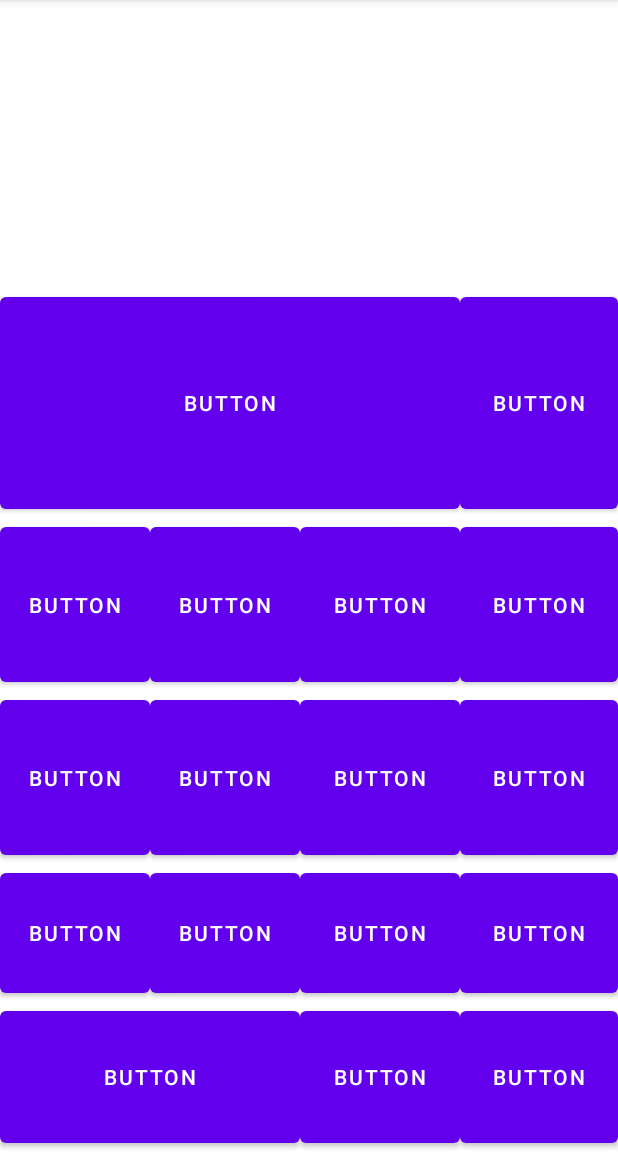
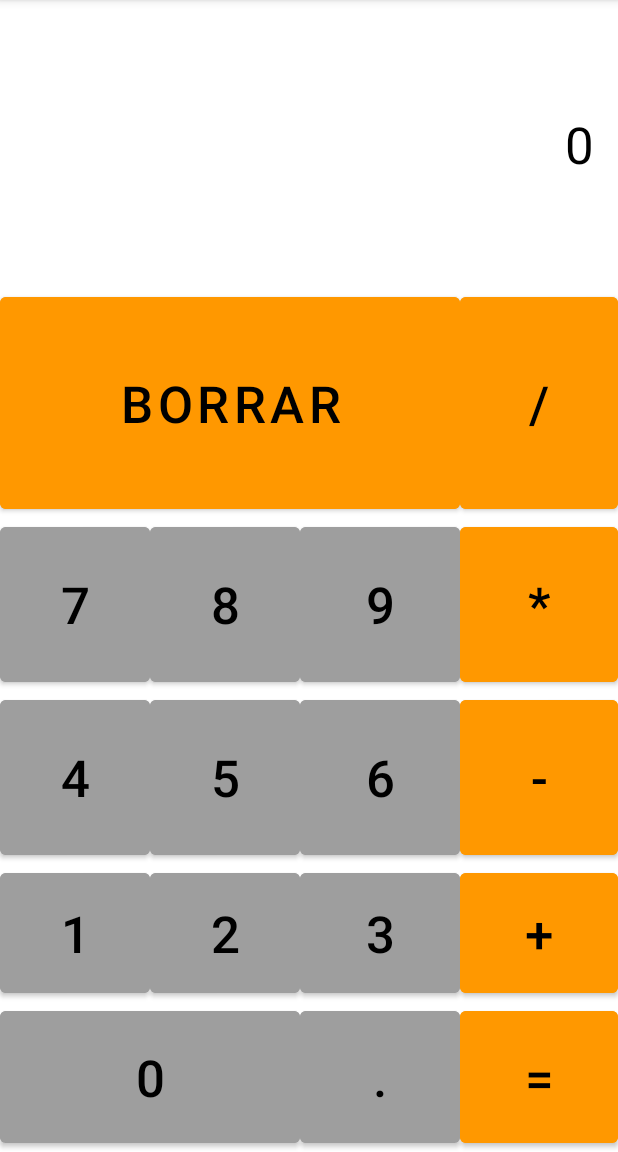
Before and after one commit to Seplarui/MiCalculadora, an Android app: the screen it shows after launch (MainActivity), on a phone screen of 412 x 824 dp, the part 84-1236 px from its top. Run offline under Robolectric (Android 15) with nearby library versions, the phone set to English and light mode, and no system bars.

Commit message:
colours buttons

```diff
--- a/app/src/main/res/layout/activity_main.xml
+++ b/app/src/main/res/layout/activity_main.xml
@@ -75,7 +75,10 @@
         android:id="@+id/button11"
         android:layout_width="0dp"
         android:layout_height="0dp"
-        android:text="Button"
+        android:backgroundTint="#9E9E9E"
+        android:text="5"
+        android:textColor="#000000"
+        android:textSize="34sp"
         app:layout_constraintBottom_toTopOf="@+id/guideline9"
         app:layout_constraintEnd_toStartOf="@+id/guideline3"
         app:layout_constraintStart_toStartOf="@+id/guideline2"
@@ -85,7 +88,10 @@
         android:id="@+id/button12"
         android:layout_width="0dp"
         android:layout_height="0dp"
-        android:text="Button"
+        android:backgroundTint="#9E9E9E"
+        android:text="6"
+        android:textColor="#000000"
+        android:textSize="34sp"
         app:layout_constraintBottom_toTopOf="@+id/guideline9"
         app:layout_constraintEnd_toStartOf="@+id/guideline4"
         app:layout_constraintStart_toStartOf="@+id/guideline3"
@@ -95,7 +101,10 @@
         android:id="@+id/button13"
         android:layout_width="0dp"
         android:layout_height="0dp"
-        android:text="Button"
+        android:backgroundTint="#FF9800"
+        android:text="-"
+        android:textColor="#000000"
+        android:textSize="34sp"
         app:layout_constraintBottom_toTopOf="@+id/guideline9"
         app:layout_constraintEnd_toEndOf="parent"
         app:layout_constraintStart_toStartOf="@+id/guideline4"
@@ -105,7 +114,10 @@
         android:id="@+id/button14"
         android:layout_width="0dp"
         android:layout_height="0dp"
-        android:text="Button"
+        android:backgroundTint="#9E9E9E"
+        android:text="1"
+        android:textColor="#000000"
+        android:textSize="34sp"
         app:layout_constraintBottom_toTopOf="@+id/guideline10"
         app:layout_constraintEnd_toStartOf="@+id/guideline2"
         app:layout_constraintStart_toStartOf="parent"
@@ -115,7 +127,10 @@
         android:id="@+id/button15"
         android:layout_width="0dp"
         android:layout_height="0dp"
-        android:text="Button"
+        android:backgroundTint="#9E9E9E"
+        android:text="2"
+        android:textColor="#000000"
+        android:textSize="34sp"
         app:layout_constraintBottom_toTopOf="@+id/guideline10"
         app:layout_constraintEnd_toStartOf="@+id/guideline3"
         app:layout_constraintStart_toStartOf="@+id/guideline2"
@@ -125,7 +140,10 @@
         android:id="@+id/button16"
         android:layout_width="0dp"
         android:layout_height="0dp"
-        android:text="Button"
+        android:backgroundTint="#9E9E9E"
+        android:text="3"
+        android:textColor="#000000"
+        android:textSize="34sp"
         app:layout_constraintBottom_toTopOf="@+id/guideline10"
         app:layout_constraintEnd_toStartOf="@+id/guideline4"
         app:layout_constraintStart_toStartOf="@+id/guideline3"
@@ -135,7 +153,10 @@
         android:id="@+id/button17"
         android:layout_width="0dp"
         android:layout_height="0dp"
-        android:text="Button"
+        android:backgroundTint="#FF9800"
+        android:text="+"
+        android:textColor="#000000"
+        android:textSize="34sp"
         app:layout_constraintBottom_toTopOf="@+id/guideline10"
         app:layout_constraintEnd_toEndOf="parent"
         app:layout_constraintStart_toStartOf="@+id/guideline4"
@@ -145,7 +166,10 @@
         android:id="@+id/button18"
         android:layout_width="0dp"
         android:layout_height="0dp"
-        android:text="Button"
+        android:backgroundTint="#9E9E9E"
+        android:text="0"
+        android:textColor="#000000"
+        android:textSize="34sp"
         app:layout_constraintBottom_toBottomOf="parent"
         app:layout_constraintEnd_toStartOf="@+id/guideline3"
         app:layout_constraintStart_toStartOf="parent"
@@ -155,7 +179,10 @@
         android:id="@+id/button23"
         android:layout_width="0dp"
         android:layout_height="0dp"
-        android:text="Button"
+        android:backgroundTint="#FF9800"
+        android:text="BORRAR"
+        android:textColor="#000000"
+        android:textSize="34sp"
         app:layout_constraintBottom_toTopOf="@+id/guideline7"
         app:layout_constraintEnd_toStartOf="@+id/guideline4"
         app:layout_constraintStart_toStartOf="parent"
@@ -165,7 +192,10 @@
         android:id="@+id/button24"
         android:layout_width="0dp"
         android:layout_height="0dp"
-        android:text="Button"
+        android:backgroundTint="#FF9800"
+        android:text="/"
+        android:textColor="#000000"
+        android:textSize="34sp"
         app:layout_constraintBottom_toTopOf="@+id/guideline7"
         app:layout_constraintEnd_toEndOf="parent"
         app:layout_constraintStart_toStartOf="@+id/guideline4"
@@ -175,17 +205,23 @@
         android:id="@+id/button25"
         android:layout_width="0dp"
         android:layout_height="0dp"
-        android:text="Button"
+        android:text="7"
+        android:textColor="#000000"
+        android:textSize="34sp"
         app:layout_constraintBottom_toTopOf="@+id/guideline8"
         app:layout_constraintEnd_toStartOf="@+id/guideline2"
         app:layout_constraintStart_toStartOf="parent"
-        app:layout_constraintTop_toTopOf="@+id/guideline7" />
+        app:layout_constraintTop_toTopOf="@+id/guideline7"
+        android:backgroundTint="#9E9E9E" />
 
     <Button
         android:id="@+id/button26"
         android:layout_width="0dp"
         android:layout_height="0dp"
-        android:text="Button"
+        android:backgroundTint="#9E9E9E"
+        android:text="8"
+        android:textColor="#000000"
+        android:textSize="34sp"
         app:layout_constraintBottom_toTopOf="@+id/guideline8"
         app:layout_constraintEnd_toStartOf="@+id/guideline3"
         app:layout_constraintStart_toStartOf="@+id/guideline2"
@@ -195,7 +231,10 @@
         android:id="@+id/button27"
         android:layout_width="0dp"
         android:layout_height="0dp"
-        android:text="Button"
+        android:backgroundTint="#9E9E9E"
+        android:text="9"
+        android:textColor="#000000"
+        android:textSize="34sp"
         app:layout_constraintBottom_toTopOf="@+id/guideline8"
         app:layout_constraintEnd_toStartOf="@+id/guideline4"
         app:layout_constraintStart_toStartOf="@+id/guideline3"
@@ -205,7 +244,10 @@
         android:id="@+id/button28"
         android:layout_width="0dp"
         android:layout_height="0dp"
-        android:text="Button"
+        android:backgroundTint="#FF9800"
+        android:text="*"
+        android:textColor="#000000"
+        android:textSize="34sp"
         app:layout_constraintBottom_toTopOf="@+id/guideline8"
         app:layout_constraintEnd_toStartOf="@+id/button9"
         app:layout_constraintStart_toStartOf="@+id/guideline4"
@@ -215,7 +257,10 @@
         android:id="@+id/button29"
         android:layout_width="0dp"
         android:layout_height="0dp"
-        android:text="Button"
+        android:backgroundTint="#9E9E9E"
+        android:text="4"
+        android:textColor="#000000"
+        android:textSize="34sp"
         app:layout_constraintBottom_toTopOf="@+id/guideline9"
         app:layout_constraintEnd_toStartOf="@+id/guideline2"
         app:layout_constraintStart_toStartOf="parent"
@@ -225,7 +270,10 @@
         android:id="@+id/button30"
         android:layout_width="0dp"
         android:layout_height="0dp"
-        android:text="Button"
+        android:backgroundTint="#9E9E9E"
+        android:text="."
+        android:textColor="#000000"
+        android:textSize="34sp"
         app:layout_constraintBottom_toBottomOf="parent"
         app:layout_constraintEnd_toStartOf="@+id/guideline4"
         app:layout_constraintHorizontal_bias="0.446"
@@ -236,10 +284,29 @@
         android:id="@+id/button31"
         android:layout_width="0dp"
         android:layout_height="0dp"
-        android:text="Button"
+        android:backgroundTint="#FF9800"
+        android:text="="
+        android:textColor="#000000"
+        android:textSize="34sp"
         app:layout_constraintBottom_toBottomOf="parent"
         app:layout_constraintEnd_toEndOf="parent"
         app:layout_constraintStart_toStartOf="@+id/guideline4"
         app:layout_constraintTop_toTopOf="@+id/guideline10" />
 
+    <TextView
+        android:id="@+id/textView"
+        android:layout_width="0dp"
+        android:layout_height="0dp"
+        android:layout_marginStart="16dp"
+        android:layout_marginEnd="16dp"
+        android:gravity="center"
+        android:text="0"
+        android:textAlignment="textEnd"
+        android:textColor="#000000"
+        android:textSize="34sp"
+        app:layout_constraintBottom_toTopOf="@+id/guideline5"
+        app:layout_constraintEnd_toEndOf="parent"
+        app:layout_constraintStart_toStartOf="parent"
+        app:layout_constraintTop_toTopOf="parent" />
+
 </androidx.constraintlayout.widget.ConstraintLayout>
```
